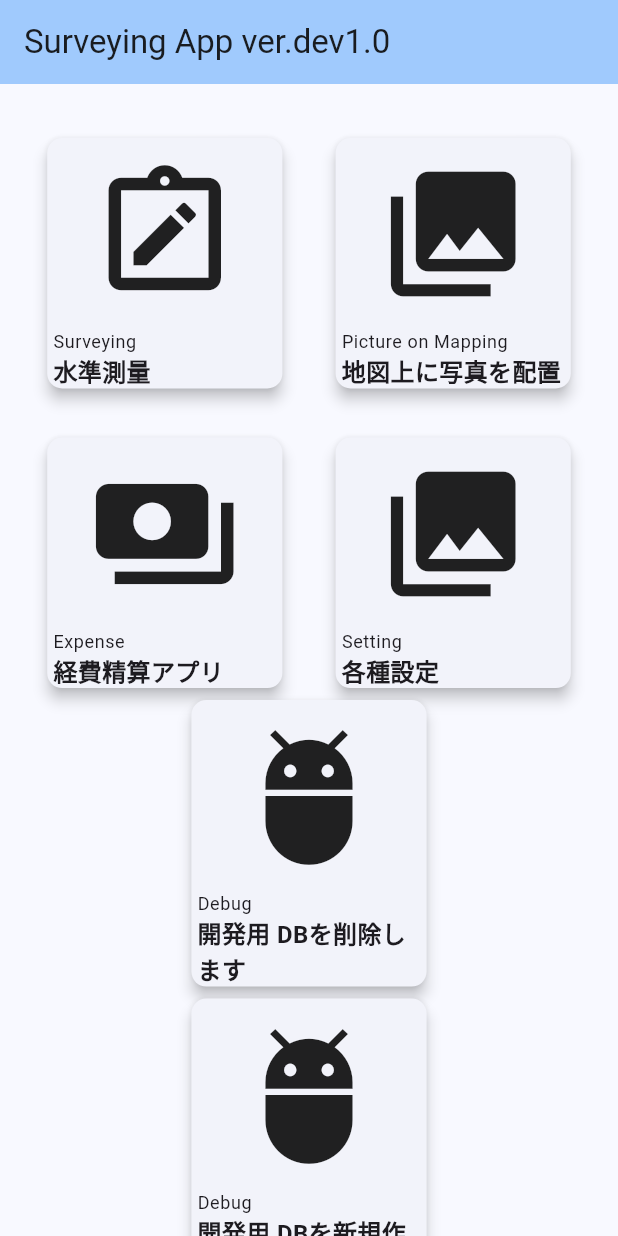
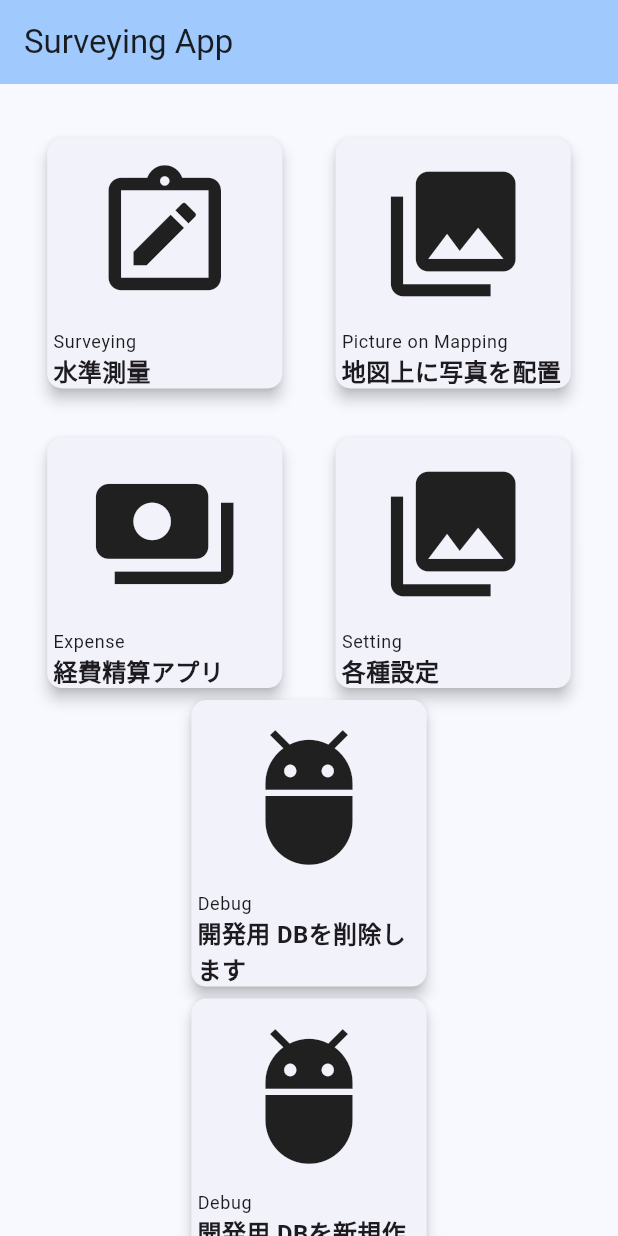
Before and after one commit to snrnapa/surveying_flutter, a Flutter app: the screen it shows after launch, on a phone screen of 412 x 824 dp. Run offline on Flutter 3.47's test engine with Material 3 defaults, Android fonts, the phone set to English and light mode, and no system bars; our stand-ins replace google_fonts, image_picker, sqflite; missing offline and left inert: flutter_email_sender; accounts and stored records are empty; Roboto replaces fonts that are missing (Murecho).

```diff
--- a/lib/main.dart
+++ b/lib/main.dart
@@ -26,7 +26,7 @@ class MyApp extends StatelessWidget {
         useMaterial3: true,
       ),
       darkTheme: ThemeData.dark(),
-      home: const MyHomePage(title: 'Surveying App ver.dev1.0'),
+      home: const MyHomePage(title: 'Surveying App'),
     );
   }
 }
--- a/lib/surveying_list.dart
+++ b/lib/surveying_list.dart
@@ -66,6 +66,8 @@ class _SurveyingListPageState extends State<SurveyingList> {
 
     int dummy1 = await dbInit.deleteMst(deleteTargetId);
     int dummy2 = await dbInit.deleteTrn(deleteTargetId, deleteTargetSeq);
+
+    Utils.deleteImage(resultCardList[resultIndex]['file_name']);
 
     ScaffoldMessenger.of(context).showSnackBar(utils.makeSnackBar(massage));
 
```
